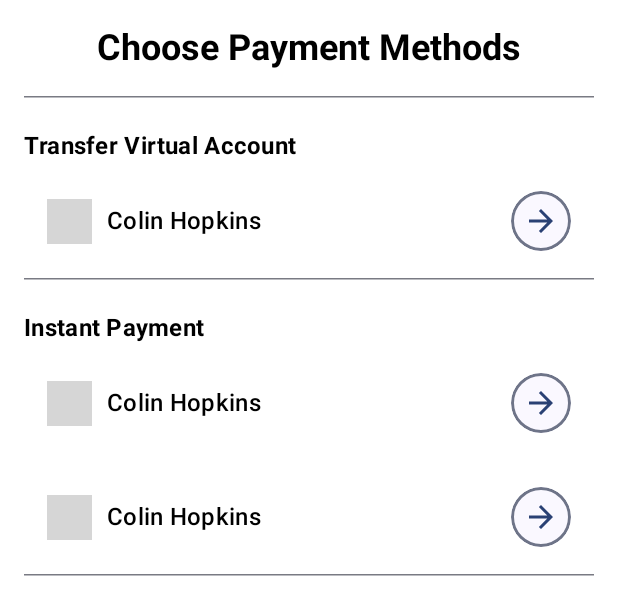
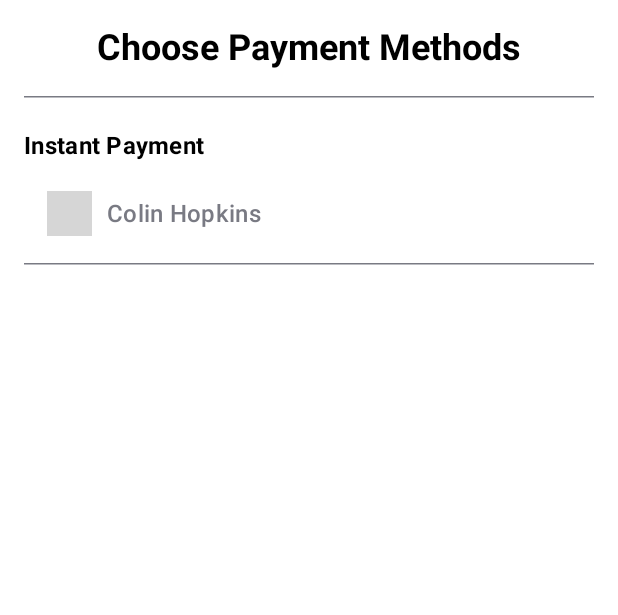
Before and after one commit to andremoore123/ShutterShop, an Android app built with Jetpack Compose: the @Preview function PreviewPaymentBottomSheetContent, on a phone screen of 412 x 824 dp. Shown: the top 615 px of the screen. Run offline under Robolectric (Android 15) with nearby library versions, the phone set to English and light mode, and no system bars; network calls fail; pictures from the network do not load; grey boxes are pictures that could not be loaded.

Commit message:
[FEATURE] Finished Payment Adjustment - Add State disabled in payment list

```diff
--- a/app/src/main/java/com/id/shuttershop/ui/components/card/PaymentCard.kt
+++ b/app/src/main/java/com/id/shuttershop/ui/components/card/PaymentCard.kt
@@ -2,19 +2,21 @@ package com.id.shuttershop.ui.components.card
 
 import androidx.compose.foundation.clickable
 import androidx.compose.foundation.layout.Arrangement
-import androidx.compose.foundation.layout.Box
 import androidx.compose.foundation.layout.Row
 import androidx.compose.foundation.layout.Spacer
 import androidx.compose.foundation.layout.padding
 import androidx.compose.foundation.layout.size
 import androidx.compose.material.icons.Icons
 import androidx.compose.material.icons.automirrored.filled.ArrowForward
+import androidx.compose.material3.DividerDefaults
 import androidx.compose.material3.Icon
 import androidx.compose.material3.MaterialTheme
 import androidx.compose.material3.Text
 import androidx.compose.runtime.Composable
 import androidx.compose.ui.Alignment
 import androidx.compose.ui.Modifier
+import androidx.compose.ui.graphics.Color
+import androidx.compose.ui.graphics.ColorFilter
 import androidx.compose.ui.graphics.vector.ImageVector
 import androidx.compose.ui.layout.ContentScale
 import androidx.compose.ui.res.vectorResource
@@ -41,9 +43,10 @@ fun PaymentCard(
     paymentModel: PaymentModel?,
     onPaymentClick: () -> Unit = {},
 ) {
+
     Row(
         modifier = modifier
-            .clickable(onClick = onPaymentClick)
+            .clickable(onClick = onPaymentClick, enabled = paymentModel?.paymentStatus ?: true)
             .padding(vertical = 18.dp, horizontal = 15.dp),
         horizontalArrangement = Arrangement.spacedBy(10.dp),
         verticalAlignment = Alignment.CenterVertically
@@ -54,11 +57,20 @@ fun PaymentCard(
                     .size(30.dp),
                 model = paymentModel.paymentImageUrl,
                 contentDescription = paymentModel.paymentName,
-                contentScale = ContentScale.Fit
+                contentScale = ContentScale.Fit,
+                colorFilter = if (paymentModel.paymentStatus) null else ColorFilter.tint(
+                    DividerDefaults.color
+                )
             )
-            Text(text = paymentModel.paymentName, style = MaterialTheme.typography.titleMedium)
+            Text(
+                text = paymentModel.paymentName, style = MaterialTheme.typography.titleMedium.copy(
+                    color = if (paymentModel.paymentStatus) Color.Unspecified else DividerDefaults.color
+                )
+            )
             Spacer(modifier = Modifier.weight(1f))
-            PrimaryIconButton(icon = Icons.AutoMirrored.Default.ArrowForward)
+            if (paymentModel.paymentStatus) {
+                PrimaryIconButton(icon = Icons.AutoMirrored.Default.ArrowForward)
+            }
         } else {
             Icon(
                 imageVector = ImageVector.vectorResource(id = R.drawable.baseline_payments_24),
@@ -71,7 +83,7 @@ fun PaymentCard(
                 )
             )
             Spacer(modifier = Modifier.weight(1f))
-            PrimaryIconButton(icon = Icons.AutoMirrored.Default.ArrowForward, enabled = false)
+            PrimaryIconButton(icon = Icons.AutoMirrored.Default.ArrowForward)
         }
     }
 }
@@ -85,7 +97,8 @@ internal fun PaymentCardPreview() {
                 idPayment = 4545,
                 paymentName = "Lesley Harrison",
                 paymentImageUrl = "https://search.yahoo.com/search?p=parturient",
-                paymentType = PaymentType.INSTANT_PAYMENT
+                paymentType = PaymentType.INSTANT_PAYMENT,
+                paymentStatus = true
             )
         )
     }
--- a/app/src/main/java/com/id/shuttershop/ui/screen/checkout/PaymentBottomSheet.kt
+++ b/app/src/main/java/com/id/shuttershop/ui/screen/checkout/PaymentBottomSheet.kt
@@ -108,20 +108,9 @@ internal fun PreviewPaymentBottomSheetContent() {
                     idPayment = 234,
                     paymentName = "Colin Hopkins",
                     paymentImageUrl = "https://www.google.com/#q=magnis",
-                    paymentType = PaymentType.INSTANT_PAYMENT
-                ),
-                PaymentModel(
-                    idPayment = 343,
-                    paymentName = "Colin Hopkins",
-                    paymentImageUrl = "https://www.google.com/#q=magnis",
-                    paymentType = PaymentType.INSTANT_PAYMENT
-                ),
-                PaymentModel(
-                    idPayment = 234,
-                    paymentName = "Colin Hopkins",
-                    paymentImageUrl = "https://www.google.com/#q=magnis",
-                    paymentType = PaymentType.VIRTUAL_ACCOUNT
-                ),
+                    paymentType = PaymentType.INSTANT_PAYMENT,
+                    paymentStatus = false
+                )
             )
         )
     }
--- a/data/src/main/java/com/id/data/payment/PaymentItemResponse.kt
+++ b/data/src/main/java/com/id/data/payment/PaymentItemResponse.kt
@@ -13,5 +13,6 @@ fun PaymentItemResponse.toModel(paymentType: String) = PaymentModel(
     idPayment = 0,
     paymentName = label ?: "",
     paymentImageUrl = image ?: "",
-    paymentType = PaymentType.entries.find { it.value == paymentType } ?: PaymentType.OTHERS
+    paymentType = PaymentType.entries.find { it.value == paymentType } ?: PaymentType.OTHERS,
+    paymentStatus = status ?: false
 )
--- a/domain/src/main/java/com/id/domain/payment/PaymentModel.kt
+++ b/domain/src/main/java/com/id/domain/payment/PaymentModel.kt
@@ -16,4 +16,5 @@ data class PaymentModel(
     val paymentName: String,
     val paymentImageUrl: String,
     val paymentType: PaymentType,
+    val paymentStatus: Boolean,
 ) : Parcelable
```
